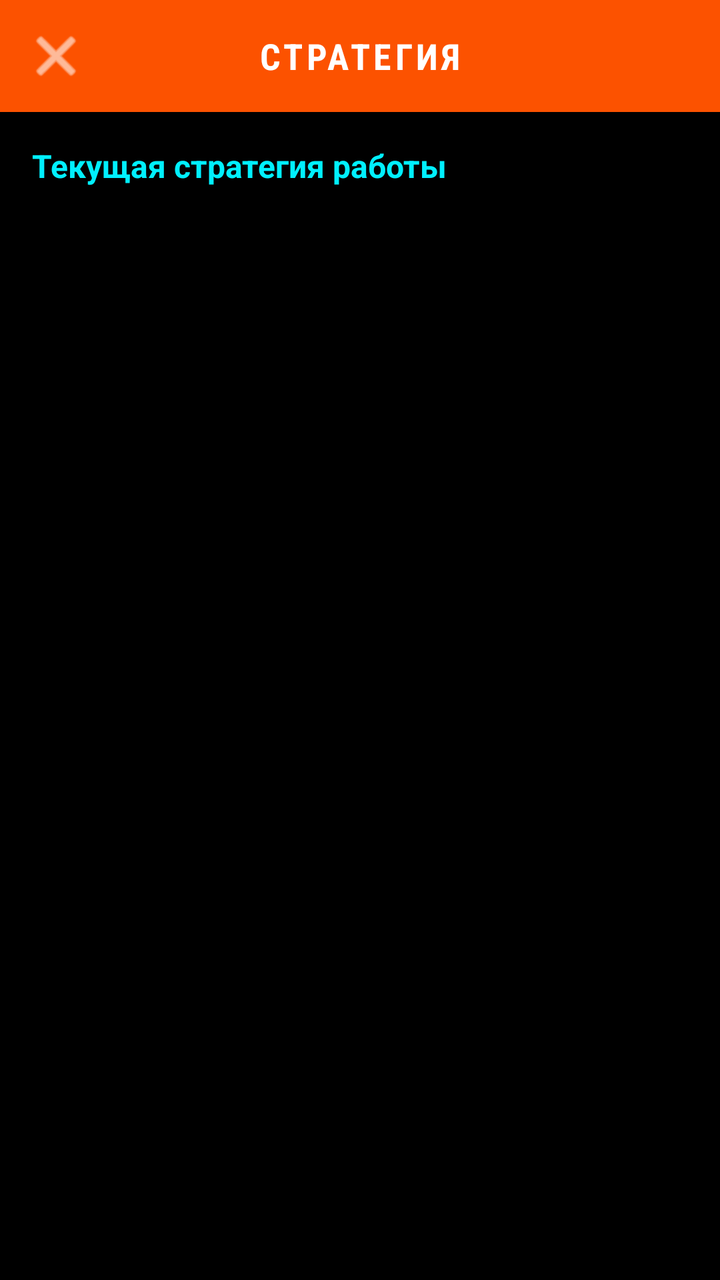
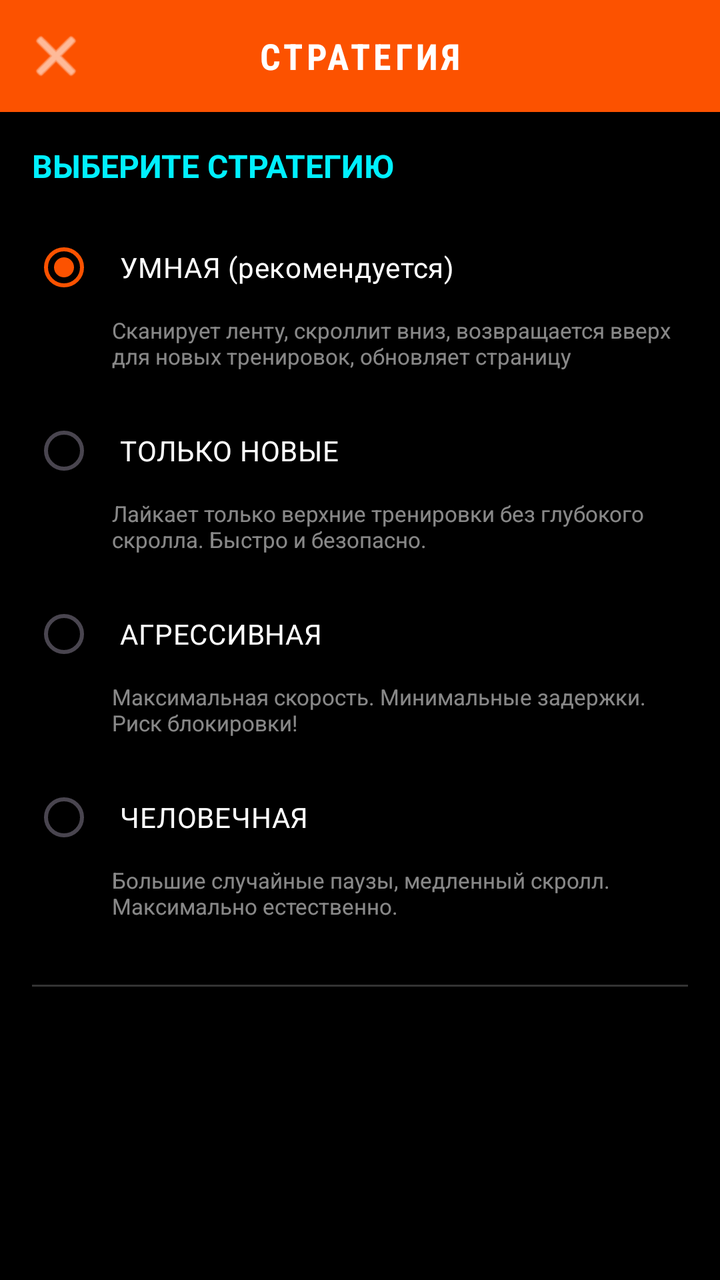

Compare the two renders of this Android layout. The source of the first and the diff that turns it into the second are given below.
<!-- AndroidManifest.xml: application theme Theme.StravaKudos -->
<!-- res/layout/activity_strategy.xml -->
<?xml version="1.0" encoding="utf-8"?>
<LinearLayout xmlns:android="http://schemas.android.com/apk/res/android"
    android:layout_width="match_parent"
    android:layout_height="match_parent"
    android:orientation="vertical"
    android:background="#000000">

    
    <LinearLayout
        android:layout_width="match_parent"
        android:layout_height="56dp"
        android:orientation="horizontal"
        android:gravity="center_vertical"
        android:background="#FC5200"
        android:paddingStart="8dp"
        android:paddingEnd="8dp">

        <ImageButton
            android:id="@+id/btnBack"
            android:layout_width="40dp"
            android:layout_height="40dp"
            android:background="?android:attr/selectableItemBackgroundBorderless"
            android:src="@android:drawable/ic_menu_close_clear_cancel"
            android:tint="#FFFFFF"
            android:padding="8dp" />

        <TextView
            android:layout_width="0dp"
            android:layout_height="wrap_content"
            android:layout_weight="1"
            android:text="СТРАТЕГИЯ"
            android:textColor="#FFFFFF"
            android:textStyle="bold"
            android:textSize="18sp"
            android:gravity="center"
            android:fontFamily="sans-serif-condensed"
            android:letterSpacing="0.1" />

        <View
            android:layout_width="40dp"
            android:layout_height="40dp" />
    </LinearLayout>

    <ScrollView
        android:layout_width="match_parent"
        android:layout_height="match_parent"
        android:padding="16dp">

        <LinearLayout
            android:layout_width="match_parent"
            android:layout_height="wrap_content"
            android:orientation="vertical">

            <TextView
                android:layout_width="match_parent"
                android:layout_height="wrap_content"
                android:text="Текущая стратегия работы"
                android:textColor="#00F0FF"
                android:textStyle="bold"
                android:textSize="16sp"
                android:layout_marginBottom="16dp" />

            <TextView
                android:id="@+id/tvStrategy"
                android:layout_width="match_parent"
                android:layout_height="wrap_content"
                android:textColor="#FFFFFF"
                android:textSize="14sp"
                android:lineSpacingMultiplier="1.5" />
        </LinearLayout>
    </ScrollView>

</LinearLayout>
<!-- resources referenced by this layout -->
<resources>
  <style name="Theme.StravaKudos" parent="Theme.Material3.DayNight.NoActionBar">
          <item name="colorPrimary">#FC5200</item>
          <item name="colorSecondary">#E64A19</item>
          <item name="android:statusBarColor">#FC5200</item>
      </style>
</resources>

<!-- the commit's change to res/layout/activity_strategy.xml (unified diff, before → after) -->
@@ -54,14 +54,104 @@
             <TextView
                 android:layout_width="match_parent"
                 android:layout_height="wrap_content"
-                android:text="Текущая стратегия работы"
+                android:text="ВЫБЕРИТЕ СТРАТЕГИЮ"
                 android:textColor="#00F0FF"
                 android:textStyle="bold"
                 android:textSize="16sp"
                 android:layout_marginBottom="16dp" />
 
+            <RadioGroup
+                android:id="@+id/radioStrategies"
+                android:layout_width="match_parent"
+                android:layout_height="wrap_content"
+                android:orientation="vertical">
+
+                <RadioButton
+                    android:id="@+id/radioSmart"
+                    android:layout_width="match_parent"
+                    android:layout_height="wrap_content"
+                    android:text="УМНАЯ (рекомендуется)"
+                    android:textColor="#FFFFFF"
+                    android:textSize="14sp"
+                    android:buttonTint="#00F0FF"
+                    android:padding="12dp"
+                    android:checked="true" />
+
+                <TextView
+                    android:layout_width="match_parent"
+                    android:layout_height="wrap_content"
+                    android:text="Сканирует ленту, скроллит вниз, возвращается вверх для новых тренировок, обновляет страницу"
+                    android:textColor="#88FFFFFF"
+                    android:textSize="11sp"
+                    android:layout_marginStart="40dp"
+                    android:layout_marginBottom="16dp" />
+
+                <RadioButton
+                    android:id="@+id/radioTopOnly"
+                    android:layout_width="match_parent"
+                    android:layout_height="wrap_content"
+                    android:text="ТОЛЬКО НОВЫЕ"
+                    android:textColor="#FFFFFF"
+                    android:textSize="14sp"
+                    android:buttonTint="#00F0FF"
+                    android:padding="12dp" />
+
+                <TextView
+                    android:layout_width="match_parent"
+                    android:layout_height="wrap_content"
+                    android:text="Лайкает только верхние тренировки без глубокого скролла. Быстро и безопасно."
+                    android:textColor="#88FFFFFF"
+                    android:textSize="11sp"
+                    android:layout_marginStart="40dp"
+                    android:layout_marginBottom="16dp" />
+
+                <RadioButton
+                    android:id="@+id/radioAggressive"
+                    android:layout_width="match_parent"
+                    android:layout_height="wrap_content"
+                    android:text="АГРЕССИВНАЯ"
+                    android:textColor="#FFFFFF"
+                    android:textSize="14sp"
+                    android:buttonTint="#00F0FF"
+                    android:padding="12dp" />
+
+                <TextView
+                    android:layout_width="match_parent"
+                    android:layout_height="wrap_content"
+                    android:text="Максимальная скорость. Минимальные задержки. Риск блокировки!"
+                    android:textColor="#88FFFFFF"
+                    android:textSize="11sp"
+                    android:layout_marginStart="40dp"
+                    android:layout_marginBottom="16dp" />
+
+                <RadioButton
+                    android:id="@+id/radioHuman"
+                    android:layout_width="match_parent"
+                    android:layout_height="wrap_content"
+                    android:text="ЧЕЛОВЕЧНАЯ"
+                    android:textColor="#FFFFFF"
+                    android:textSize="14sp"
+                    android:buttonTint="#00F0FF"
+                    android:padding="12dp" />
+
+                <TextView
+                    android:layout_width="match_parent"
+                    android:layout_height="wrap_content"
+                    android:text="Большие случайные паузы, медленный скролл. Максимально естественно."
+                    android:textColor="#88FFFFFF"
+                    android:textSize="11sp"
+                    android:layout_marginStart="40dp"
+                    android:layout_marginBottom="16dp" />
+            </RadioGroup>
+
+            <View
+                android:layout_width="match_parent"
+                android:layout_height="1dp"
+                android:background="#33FFFFFF"
+                android:layout_marginVertical="16dp" />
+
             <TextView
-                android:id="@+id/tvStrategy"
+                android:id="@+id/tvCurrentSettings"
                 android:layout_width="match_parent"
                 android:layout_height="wrap_content"
                 android:textColor="#FFFFFF"
